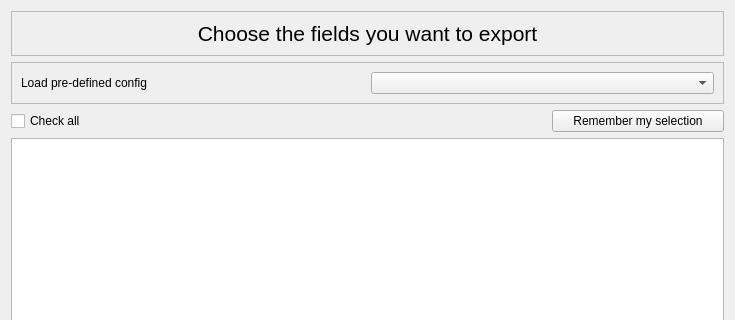
Before: the Qt Designer form export_option_dialog.ui in WilsonImmunologyLab/VGenes, drawn with Qt 5; both pictures show x 0 to 735 and y 0 to 320 of the 735 by 698 pixel window.
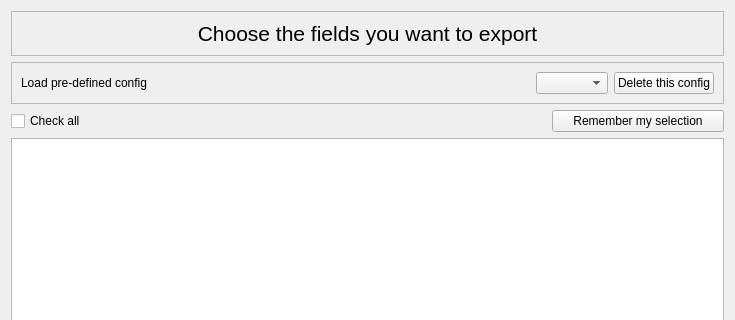
After: the same form once the commit is applied.

Commit message: improve config saving function for CSV export

Patch:
```diff
--- a/export_option_dialog.ui
+++ b/export_option_dialog.ui
@@ -97,6 +97,22 @@
       <enum>QFrame::Raised</enum>
      </property>
      <layout class="QGridLayout" name="gridLayout_2">
+      <item row="0" column="2">
+       <widget class="QComboBox" name="comboBox"/>
+      </item>
+      <item row="0" column="3">
+       <widget class="QPushButton" name="pushButtonDelete">
+        <property name="maximumSize">
+         <size>
+          <width>150</width>
+          <height>16777215</height>
+         </size>
+        </property>
+        <property name="text">
+         <string>Delete this config</string>
+        </property>
+       </widget>
+      </item>
       <item row="0" column="0">
        <widget class="QLabel" name="label_2">
         <property name="text">
@@ -105,7 +121,17 @@
        </widget>
       </item>
       <item row="0" column="1">
-       <widget class="QComboBox" name="comboBox"/>
+       <spacer name="horizontalSpacer_3">
+        <property name="orientation">
+         <enum>Qt::Horizontal</enum>
+        </property>
+        <property name="sizeHint" stdset="0">
+         <size>
+          <width>40</width>
+          <height>20</height>
+         </size>
+        </property>
+       </spacer>
       </item>
      </layout>
     </widget>
```
The commit also changes 3 other files.
